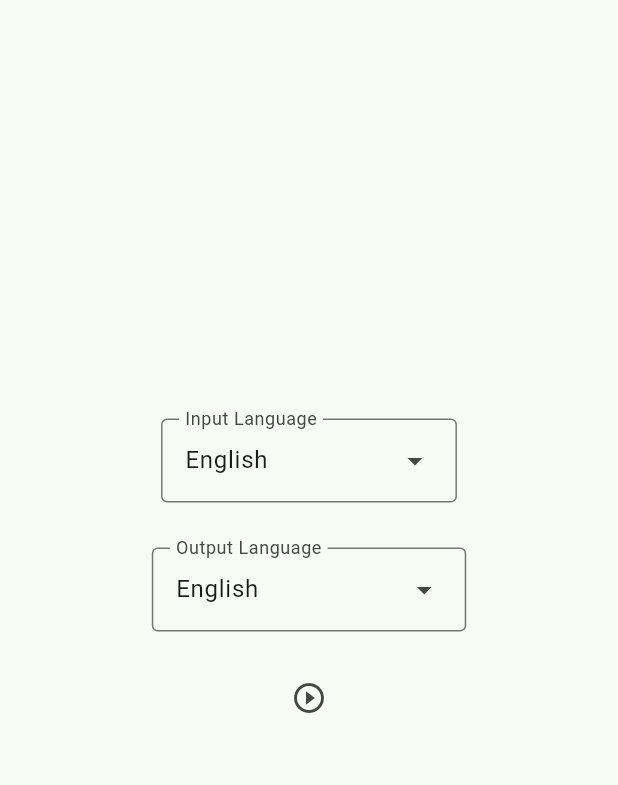
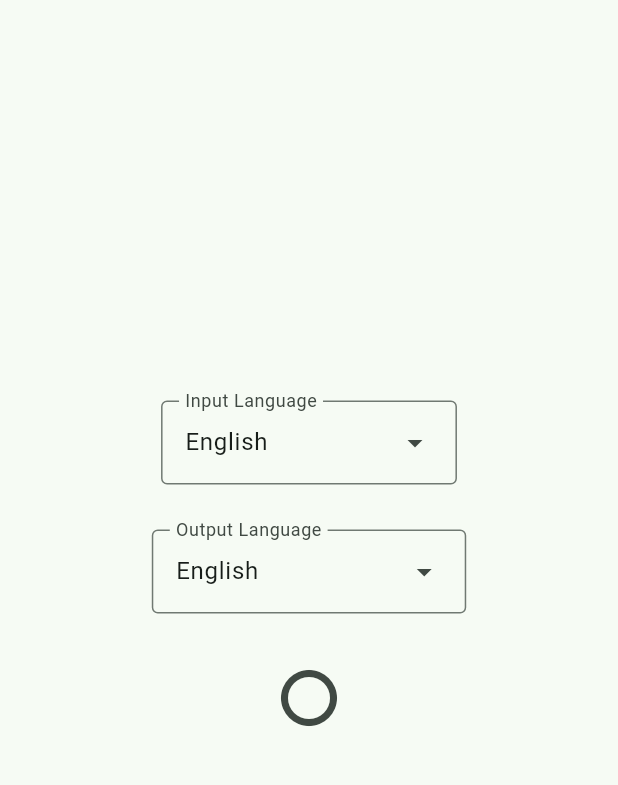
Before and after one commit to PolarisStarnor/Universal-Translator, a Flutter app: the screen it shows after launch, on a phone screen of 412 x 824 dp, the part 84-869 px from its top. Run offline on Flutter 3.47's test engine with Material 3 defaults, Android fonts, the phone set to English and light mode, and no system bars.

Commit message:
Fighting icon buttons successfully

```diff
--- a/client/lib/main.dart
+++ b/client/lib/main.dart
@@ -128,6 +128,8 @@
     });
   }
 
+bool RECORDING = false;
+
   @override
   Widget build(BuildContext context) {
     // This method is rerun every time setState is called, for instance as done
@@ -138,6 +140,8 @@
     // than having to individually change instances of widgets.
     Languages? selectedLang;
     final TextEditingController languageController = TextEditingController();
+    Icon recordIcon = const Icon(Icons.fiber_manual_record_outlined);
+
     return Scaffold(
       appBar: AppBar(
         // TRY THIS: Try changing the color here to a specific color (to
@@ -220,9 +224,15 @@
             SizedBox(height: 20),
 
             IconButton(
-              icon: const Icon(Icons.play_circle_outline),
+              isSelected: RECORDING,
+              iconSize: 56,
+              icon: const Icon(Icons.fiber_manual_record_outlined),
+              selectedIcon: const Icon(Icons.stop_circle_outlined),
               onPressed: () {
-                print('button pressed!');
+                print(RECORDING);
+                setState(() {
+                  RECORDING = !RECORDING;
+                });
               },
             ),
 
```
